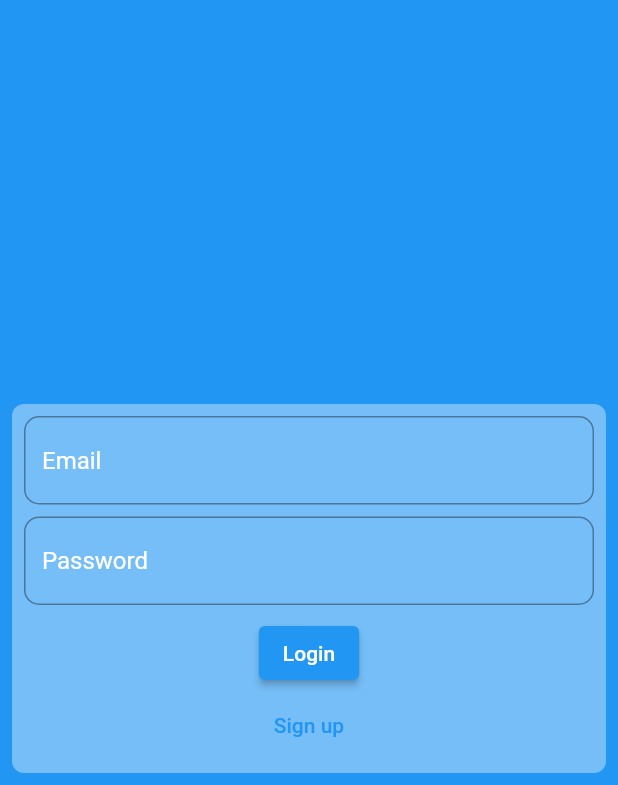
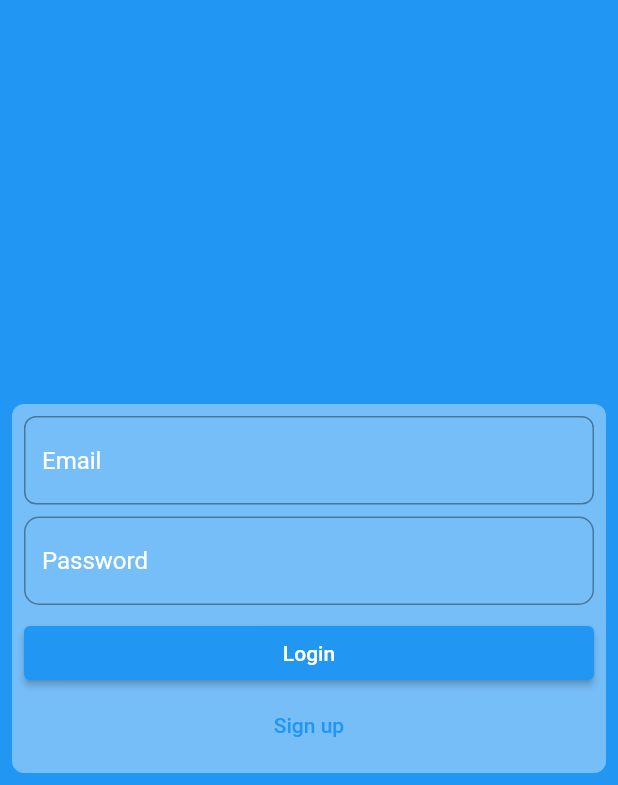
Before and after one commit to loshanr/todo, a Flutter app: the screen it shows after launch, on a phone screen of 412 x 824 dp, the part 451-1236 px from its top. Run offline on Flutter 3.47's test engine with Material 2 defaults, Android fonts, the phone set to English and light mode, and no system bars; our stand-ins replace bloc, cloud_firestore, equatable, firebase_auth, flutter_bloc; accounts and stored records are empty.

Commit message:
feature: login screen devided to peaces and repositories added

```diff
--- a/lib/home/home_screen.dart
+++ b/lib/home/home_screen.dart
@@ -30,7 +30,8 @@ class HomeScreen extends StatelessWidget {
         ],
       ),
       body: Center(
-        child: ListView.builder(
+        child: ListView.separated(
+          separatorBuilder: (context, index) => Divider(color: Colors.black),
           itemCount: 3,
           itemBuilder: (_, index) {
             return ListTile(
--- /dev/null
+++ b/lib/login/login_field_email_widget.dart
@@ -0,0 +1,20 @@
+import 'package:flutter/material.dart';
+
+class LoginFieldEmailWidget extends StatelessWidget {
+  const LoginFieldEmailWidget({Key? key}) : super(key: key);
+
+  @override
+  Widget build(BuildContext context) {
+    return TextFormField(
+      decoration: InputDecoration(
+        hintText: 'Email',
+        hintStyle: TextStyle(color: Colors.white),
+        border: OutlineInputBorder(
+          borderRadius: BorderRadius.circular(8),
+        ),
+      ),
+      textInputAction: TextInputAction.next,
+      keyboardType: TextInputType.emailAddress,
+    );
+  }
+}
--- /dev/null
+++ b/lib/login/login_field_password_widget.dart
@@ -0,0 +1,24 @@
+import 'package:flutter/material.dart';
+
+class LoginFieldPasswordWidget extends StatelessWidget {
+  const LoginFieldPasswordWidget({Key? key}) : super(key: key);
+
+  @override
+  Widget build(BuildContext context) {
+    return TextFormField(
+      decoration: InputDecoration(
+        hintText: 'Password',
+        hintStyle: TextStyle(color: Colors.white),
+        border: OutlineInputBorder(
+          borderRadius: BorderRadius.circular(10),
+        ),
+        // suffixIcon: GestureDetector(
+        //   child: Icon(state.obsecurePassword ? Icons.visibility : Icons.visibility_off),
+        //   onTap: () => context.read<SigninBloc>().add(SigninPasswordObsecureStateChanged()),
+        // ),
+      ),
+      obscureText: true,
+      textInputAction: TextInputAction.done,
+    );
+  }
+}
--- /dev/null
+++ b/lib/login/login_form_widget.dart
@@ -0,0 +1,28 @@
+import 'package:flutter/material.dart';
+import 'package:todo_app/login/login_field_email_widget.dart';
+import 'package:todo_app/login/login_field_password_widget.dart';
+
+class LoginFormWidget extends StatelessWidget {
+  const LoginFormWidget({Key? key}) : super(key: key);
+
+  @override
+  Widget build(BuildContext context) {
+    return Form(
+      child: Column(
+        children: [
+          LoginFieldEmailWidget(),
+          SizedBox(height: 8),
+          LoginFieldPasswordWidget(),
+          SizedBox(height: 8),
+          SizedBox(
+            width: double.infinity,
+            child: ElevatedButton(
+                onPressed: () => Navigator.of(context).pushNamedAndRemoveUntil('/home', (route) => false),
+                child: Text('Login')),
+          ),
+          TextButton(onPressed: () {}, child: Text('Sign up'))
+        ],
+      ),
+    );
+  }
+}
--- a/lib/login/login_screen.dart
+++ b/lib/login/login_screen.dart
@@ -1,4 +1,5 @@
 import 'package:flutter/material.dart';
+import 'package:todo_app/login/login_form_widget.dart';
 
 class LoginScreen extends StatelessWidget {
   const LoginScreen({Key? key}) : super(key: key);
@@ -12,7 +13,9 @@ class LoginScreen extends StatelessWidget {
           backgroundColor: Colors.blue,
           body: Container(
             margin: EdgeInsets.all(8),
+            width: double.infinity,
             child: Column(
+              crossAxisAlignment: CrossAxisAlignment.center,
               children: [
                 Expanded(
                   child: SizedBox(),
@@ -27,40 +30,8 @@ class LoginScreen extends StatelessWidget {
                     color: Colors.white38,
                     borderRadius: BorderRadius.circular(8),
                   ),
-                  child: Column(
-                    children: [
-                      TextField(
-                        decoration: InputDecoration(
-                          hintText: 'Email',
-                          hintStyle: TextStyle(color: Colors.white),
-                          border: OutlineInputBorder(
-                            borderRadius: BorderRadius.circular(10),
-                          ),
-                        ),
-                      ),
-                      SizedBox(
-                        height: 8,
-                      ),
-                      TextField(
-                        decoration: InputDecoration(
-                          hintText: 'Password',
-                          hintStyle: TextStyle(color: Colors.white),
-                          border: OutlineInputBorder(
-                            borderRadius: BorderRadius.circular(10),
-                          ),
-                        ),
-                        obscureText: true,
-                      ),
-                      SizedBox(
-                        height: 8,
-                      ),
-                      ElevatedButton(
-                          onPressed: () => Navigator.of(context).pushNamedAndRemoveUntil('/home', (route) => false),
-                          child: Text('Login')),
-                      TextButton(onPressed: () {}, child: Text('Sign up'))
-                    ],
-                  ),
-                )
+                  child: LoginFormWidget(),
+                ),
               ],
             ),
           ),
--- a/pubspec.yaml
+++ b/pubspec.yaml
@@ -9,7 +9,10 @@ environment:
 
 dependencies:
   bloc: ^8.0.1
+  cloud_firestore: ^3.1.5
   equatable: ^2.0.3
+  firebase_auth: ^3.3.4
+  firebase_core: ^1.10.6
   flutter:
     sdk: flutter
   flutter_bloc: ^8.0.0
```
Also changed, not shown: lib/features/auth/auth_repository.dart (added, +67 -0 lines), lib/features/todo/todo.dart (added, +57 -0 lines), lib/features/todo/todo_repository.dart (added, +33 -0 lines), pubspec.lock, 4 other files.
